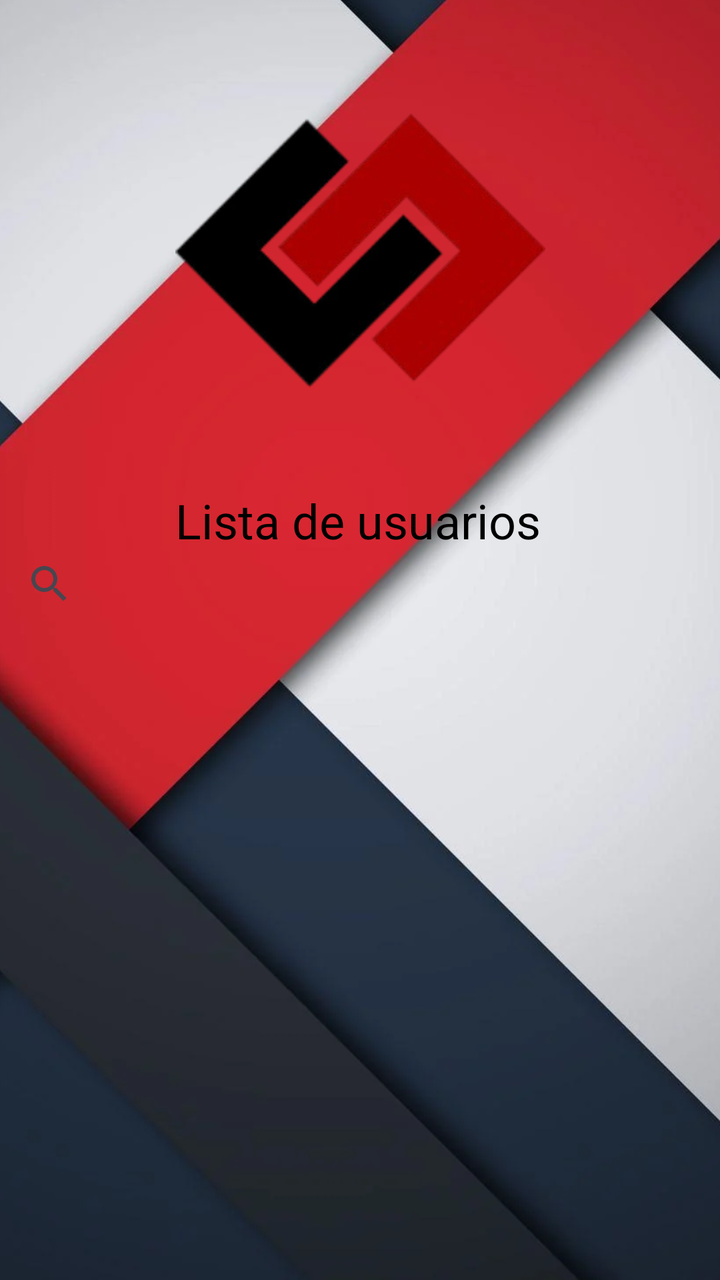
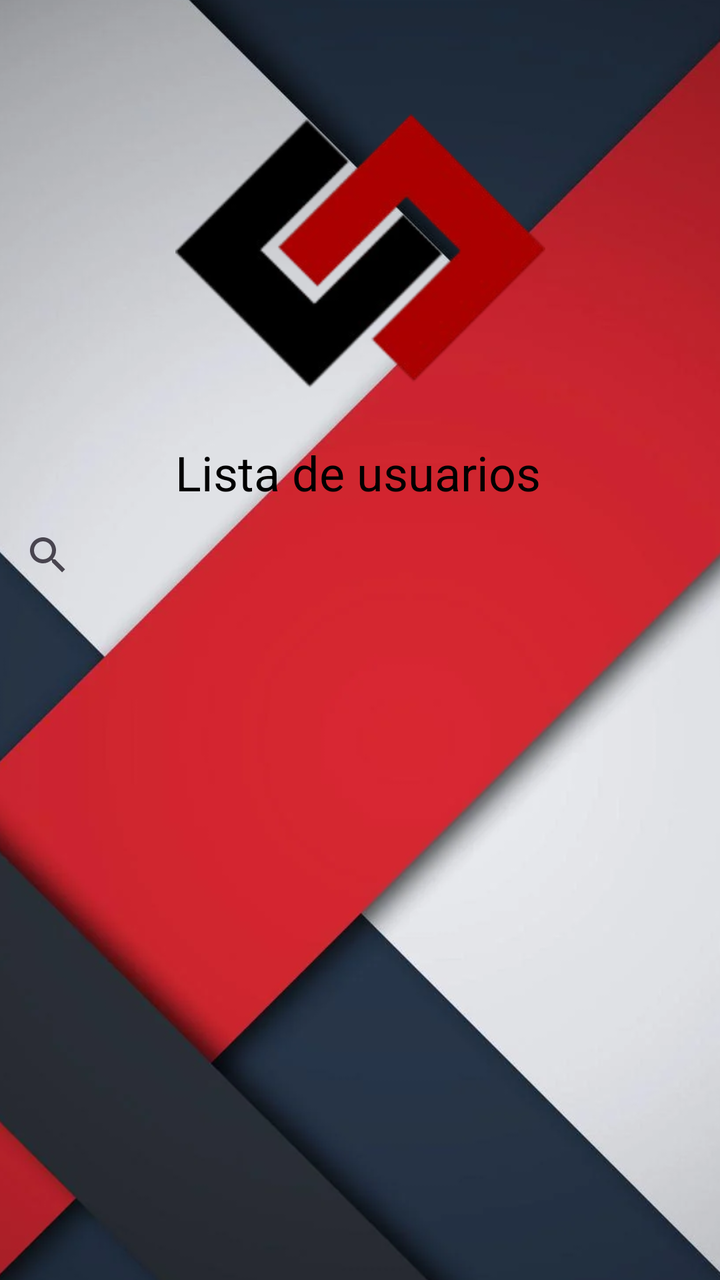

Compare the two renders of this Android layout. The source of the first and the diff that turns it into the second are given below.
<!-- AndroidManifest.xml: application theme Theme.EliteCybersecurityHub -->
<!-- res/layout/activity_listausuarios.xml -->
<?xml version="1.0" encoding="utf-8"?>
<androidx.constraintlayout.widget.ConstraintLayout
    xmlns:android="http://schemas.android.com/apk/res/android"
    xmlns:app="http://schemas.android.com/apk/res-auto"
    xmlns:tools="http://schemas.android.com/tools"
    android:layout_width="match_parent"
    android:layout_height="match_parent"
    android:orientation="vertical">

    <ImageView
        android:id="@+id/imageView10"
        android:layout_width="476dp"
        android:layout_height="879dp"
        app:layout_constraintBottom_toBottomOf="parent"
        app:layout_constraintEnd_toEndOf="parent"
        app:layout_constraintHorizontal_bias="0.676"
        app:layout_constraintStart_toStartOf="parent"
        app:layout_constraintTop_toTopOf="parent"
        app:layout_constraintVertical_bias="0.777"
        app:srcCompat="@drawable/umnbackground" />

    <ImageView
        android:id="@+id/imageView15"
        android:layout_width="185dp"
        android:layout_height="176dp"
        android:layout_marginTop="36dp"
        app:layout_constraintEnd_toEndOf="parent"
        app:layout_constraintStart_toStartOf="parent"
        app:layout_constraintTop_toTopOf="parent"
        app:srcCompat="@drawable/umenizulu" />

    <TextView
        android:id="@+id/correotextolgn4"
        android:layout_width="wrap_content"
        android:layout_height="wrap_content"
        android:layout_marginTop="32dp"
        android:scrollbarSize="4dp"
        android:text="Lista de usuarios"
        android:textColor="#000000"
        android:textSize="24dp"
        app:layout_constraintEnd_toEndOf="parent"
        app:layout_constraintHorizontal_bias="0.495"
        app:layout_constraintStart_toStartOf="parent"
        app:layout_constraintTop_toBottomOf="@+id/imageView15" />

    <androidx.appcompat.widget.SearchView
        android:id="@+id/searchViewUsuarios"
        android:layout_width="62dp"
        android:layout_height="272dp"
        android:layout_marginTop="156dp"
        android:hint="Buscar"
        android:queryHint="Buscar usuario..."
        app:layout_constraintEnd_toEndOf="parent"
        app:layout_constraintHorizontal_bias="0.002"
        app:layout_constraintStart_toStartOf="parent"
        app:layout_constraintTop_toTopOf="parent"/>

    <ListView
        android:id="@+id/lista"
        android:layout_width="409dp"
        android:layout_height="236dp"
        android:layout_marginTop="152dp"
        app:layout_constraintEnd_toEndOf="parent"
        app:layout_constraintStart_toStartOf="parent"
        app:layout_constraintTop_toBottomOf="@+id/correotextolgn4" />

</androidx.constraintlayout.widget.ConstraintLayout>
<!-- resources referenced by this layout -->
<resources>
  <!-- drawable umenizulu: webp bitmap (drawable, 10790 bytes) -->
  <!-- drawable umnbackground: webp bitmap (drawable, 31626 bytes) -->
  <style name="Theme.EliteCybersecurityHub" parent="Base.Theme.EliteCybersecurityHub" />
  <style name="Base.Theme.EliteCybersecurityHub" parent="Theme.Material3.DayNight.NoActionBar">
          
          
      </style>
</resources>

<!-- the commit's change to res/layout/activity_listausuarios.xml (unified diff, before → after) -->
@@ -13,10 +13,10 @@
         android:layout_height="879dp"
         app:layout_constraintBottom_toBottomOf="parent"
         app:layout_constraintEnd_toEndOf="parent"
-        app:layout_constraintHorizontal_bias="0.676"
+        app:layout_constraintHorizontal_bias="0.323"
         app:layout_constraintStart_toStartOf="parent"
         app:layout_constraintTop_toTopOf="parent"
-        app:layout_constraintVertical_bias="0.777"
+        app:layout_constraintVertical_bias="0.29"
         app:srcCompat="@drawable/umnbackground" />
 
     <ImageView
@@ -33,7 +33,7 @@
         android:id="@+id/correotextolgn4"
         android:layout_width="wrap_content"
         android:layout_height="wrap_content"
-        android:layout_marginTop="32dp"
+        android:layout_marginTop="8dp"
         android:scrollbarSize="4dp"
         android:text="Lista de usuarios"
         android:textColor="#000000"
@@ -43,25 +43,26 @@
         app:layout_constraintStart_toStartOf="parent"
         app:layout_constraintTop_toBottomOf="@+id/imageView15" />
 
+    <androidx.recyclerview.widget.RecyclerView
+        android:id="@+id/rvUsuarios"
+        android:layout_width="320dp"
+        android:layout_height="355dp"
+        app:layout_constraintEnd_toEndOf="parent"
+        app:layout_constraintStart_toStartOf="parent"
+        app:layout_constraintTop_toBottomOf="@+id/searchViewUsuarios" />
+
     <androidx.appcompat.widget.SearchView
         android:id="@+id/searchViewUsuarios"
-        android:layout_width="62dp"
-        android:layout_height="272dp"
-        android:layout_marginTop="156dp"
+        android:layout_width="408dp"
+        android:layout_height="131dp"
+        android:layout_marginTop="212dp"
         android:hint="Buscar"
         android:queryHint="Buscar usuario..."
         app:layout_constraintEnd_toEndOf="parent"
-        app:layout_constraintHorizontal_bias="0.002"
+        app:layout_constraintHorizontal_bias="0.0"
         app:layout_constraintStart_toStartOf="parent"
-        app:layout_constraintTop_toTopOf="parent"/>
+        app:layout_constraintTop_toTopOf="parent">
 
-    <ListView
-        android:id="@+id/lista"
-        android:layout_width="409dp"
-        android:layout_height="236dp"
-        android:layout_marginTop="152dp"
-        app:layout_constraintEnd_toEndOf="parent"
-        app:layout_constraintStart_toStartOf="parent"
-        app:layout_constraintTop_toBottomOf="@+id/correotextolgn4" />
+    </androidx.appcompat.widget.SearchView>
 
 </androidx.constraintlayout.widget.ConstraintLayout>
